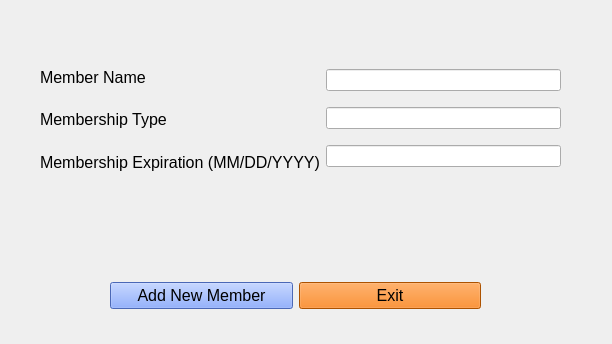
First picture: the form in addmember.ui, repository max9001/Bulk-Club-Project, before the edit.
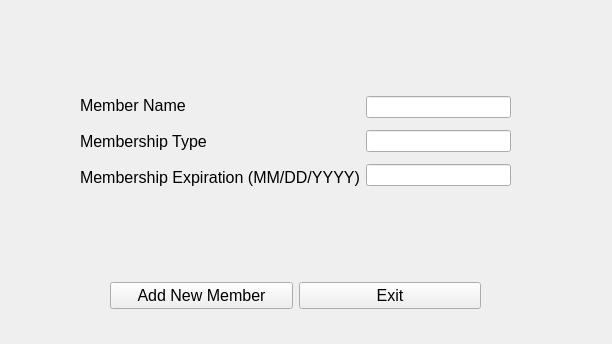
Second picture: the form after the edit.

```diff
--- a/addmember.ui
+++ b/addmember.ui
@@ -31,7 +31,7 @@
        </font>
       </property>
       <property name="styleSheet">
-       <string notr="true">background-color: rgb(105, 146, 255)</string>
+       <string notr="true"/>
       </property>
       <property name="text">
        <string>Add New Member</string>
@@ -46,7 +46,7 @@
        </font>
       </property>
       <property name="styleSheet">
-       <string notr="true">background-color: rgb(241, 115, 0)</string>
+       <string notr="true"/>
       </property>
       <property name="text">
        <string>Exit</string>
@@ -58,10 +58,10 @@
   <widget class="QWidget" name="layoutWidget">
    <property name="geometry">
     <rect>
-     <x>40</x>
-     <y>59</y>
-     <width>521</width>
-     <height>121</height>
+     <x>80</x>
+     <y>90</y>
+     <width>431</width>
+     <height>102</height>
     </rect>
    </property>
    <layout class="QHBoxLayout" name="horizontalLayout_2">
```
